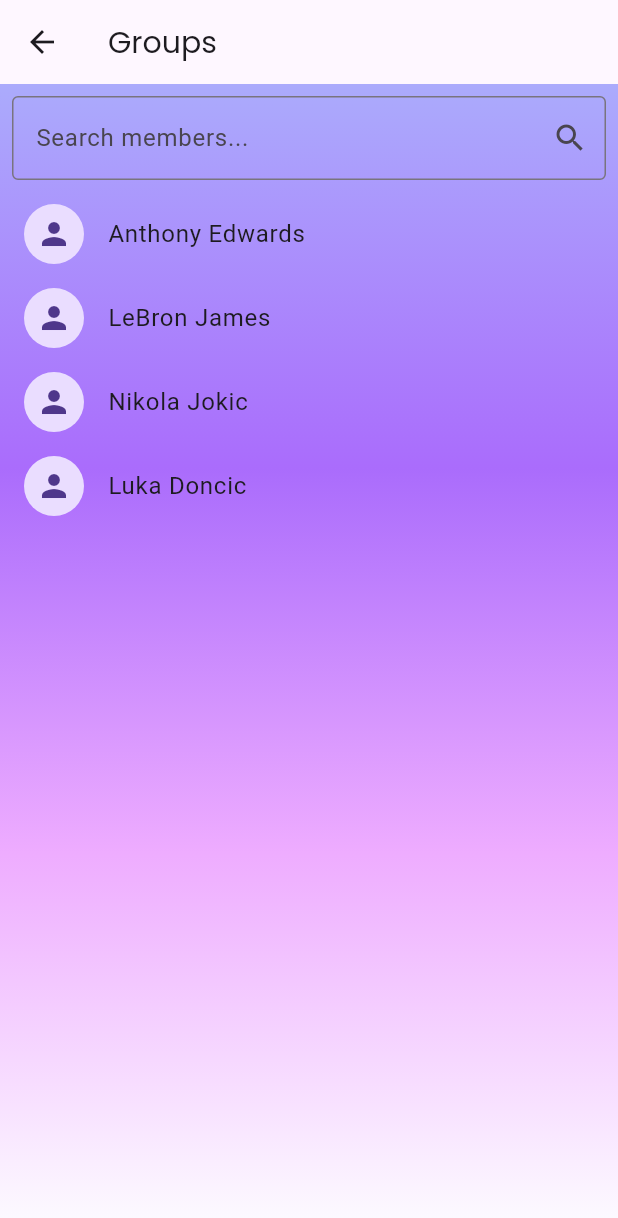
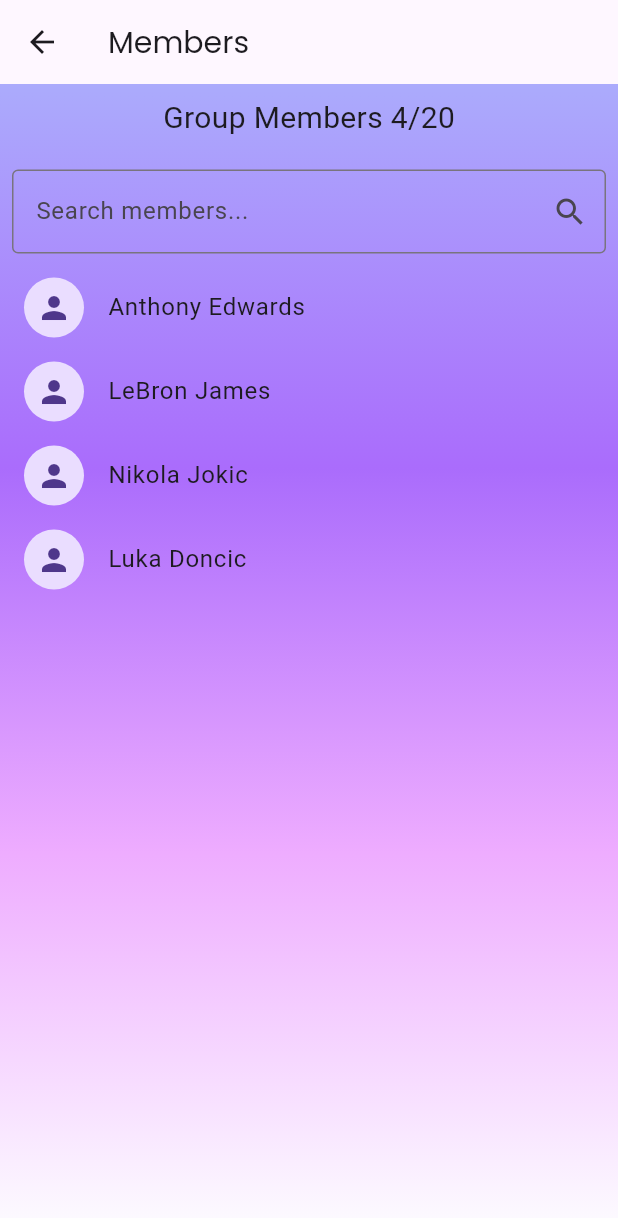
Before and after one commit to Edwinexd/dsv-pvt, a Flutter app: the GroupMembersPage screen opened directly, on a phone screen of 412 x 824 dp. Shown: the top 1218 px of the screen. Run offline on Flutter 3.47's test engine with Material 3 defaults, Android fonts, the phone set to English and light mode, and no system bars; our stand-ins replace dio, flutter_dotenv, google_fonts; missing offline and left inert: location_picker_flutter_map; accounts and stored records are empty; network calls fail.

Commit message:
Search functionality is working now for members. Also made changes about the design.

```diff
--- a/flutter_application/lib/views/group_members.dart
+++ b/flutter_application/lib/views/group_members.dart
@@ -2,16 +2,29 @@ import 'package:flutter/material.dart';
 import 'package:flutter_application/background_for_pages.dart';
 import 'package:google_fonts/google_fonts.dart';
 
+class GroupMembersPage extends StatefulWidget {
+  const GroupMembersPage({super.key});
 
-class GroupMembersPage extends StatelessWidget {
-  const GroupMembersPage({super.key});
+  @override
+  _GroupMembersPageState createState() => _GroupMembersPageState();
+}
+
+class _GroupMembersPageState extends State<GroupMembersPage> {
+  TextEditingController _searchController = TextEditingController();
+  List<String> _filteredMembersList = [];
+
+  @override
+  void initState() {
+    super.initState();
+    _filteredMembersList.addAll(_membersList);
+  }
 
   @override
   Widget build(BuildContext context) {
     return Scaffold(
       appBar: AppBar(
         title: Text(
-          'Groups',
+          'Members',
           style: GoogleFonts.poppins(
             textStyle: const TextStyle(
               fontSize: 20.0,
@@ -21,21 +34,33 @@ class GroupMembersPage extends StatelessWidget {
       ),
       body: DefaultBackground(
         children: [
-          const Padding(
-            padding: EdgeInsets.all(8.0),
-            child: TextField(
-              decoration: InputDecoration(
-                labelText: 'Search members...',
-                suffixIcon: Icon(Icons.search),
-                border: OutlineInputBorder(),
-              ),
+          Padding(
+            padding: const EdgeInsets.all(8.0),
+            child: Column(
+              crossAxisAlignment: CrossAxisAlignment.center,
+              children: [
+                const Text(
+                  'Group Members 4/20', /*Will be displayed total number of members and max members*/
+                  style: TextStyle(fontSize: 20),
+                ),
+                SizedBox(height: 20),
+                TextField(
+                  controller: _searchController,
+                  onChanged: _onSearchTextChanged,
+                  decoration: const InputDecoration(
+                    labelText: 'Search members...',
+                    suffixIcon: Icon(Icons.search),
+                    border: OutlineInputBorder(),
+                  ),
+                ),
+              ],
             ),
           ),
           Expanded(
             child: ListView.builder(
-              itemCount: _membersList.length,
+              itemCount: _filteredMembersList.length,
               itemBuilder: (context, index) {
-                final member = _membersList[index];
+                final member = _filteredMembersList[index];
                 return ListTile(
                   leading: const CircleAvatar(
                     //placeholder for users profile picture
@@ -50,6 +75,15 @@ class GroupMembersPage extends StatelessWidget {
       ),
     );
   }
+
+  void _onSearchTextChanged(String value) {
+    setState(() {
+      _filteredMembersList = _membersList
+          .where((member) =>
+              member.toLowerCase().contains(value.toLowerCase()))
+          .toList();
+    });
+  }
 }
 
 //Instance members list
```
